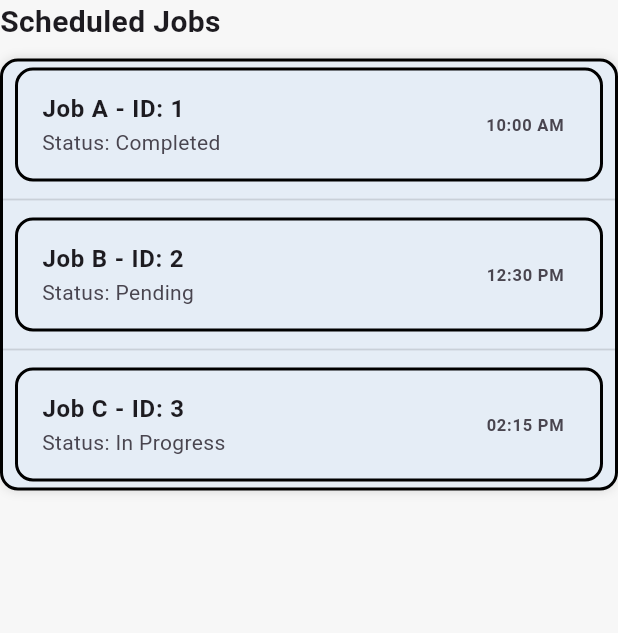
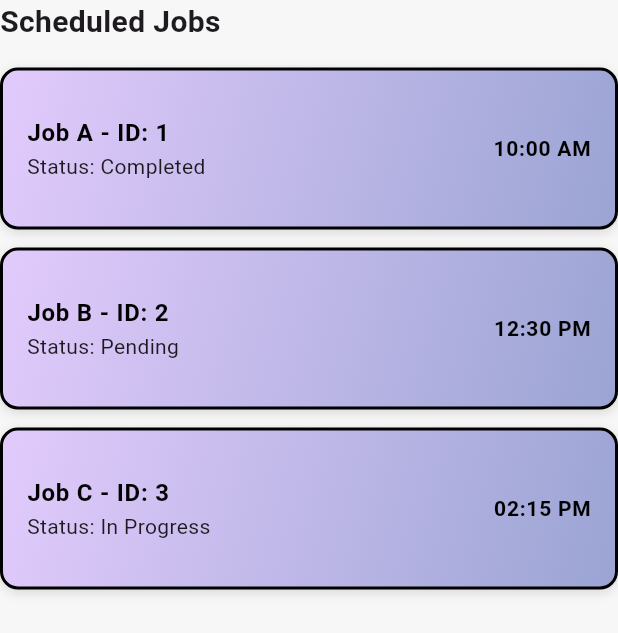
Before and after one commit to SDP-Group6/admin_dashboard, a Flutter app: the JobsSection widget shown alone on an empty page, opened directly, on a phone screen of 412 x 824 dp. Shown: the top 633 px of the screen. Run offline on Flutter 3.47's test engine with Material 3 defaults, Android fonts, the phone set to English and light mode, and no system bars.

Commit message:
Update jobs_section.dart, room_section.dart UI

```diff
--- a/web_app/lib/widgets/jobs_section.dart
+++ b/web_app/lib/widgets/jobs_section.dart
@@ -6,9 +6,8 @@ class JobsSection extends StatelessWidget {
 
   @override
   Widget build(BuildContext context) {
-    final theme = Theme.of(context); // Access theme properties
+    final theme = Theme.of(context);
 
-    // Extract border color from theme, fallback to black if not set
     final Color borderColor =
         theme.cardTheme.shape is RoundedRectangleBorder
             ? (theme.cardTheme.shape as RoundedRectangleBorder).side.color
@@ -22,59 +21,68 @@ class JobsSection extends StatelessWidget {
           style: TextStyle(fontSize: 20, fontWeight: FontWeight.bold),
         ),
         const SizedBox(height: 10),
-        Container(
-          decoration: BoxDecoration(
-            color: theme.cardTheme.color, // Use themed card background
-            borderRadius: BorderRadius.circular(12),
-            border: Border.all(
-              color: borderColor,
-              width: 2,
-            ), // Apply black border
-            boxShadow: const [BoxShadow(blurRadius: 5, color: Colors.black12)],
-          ),
-          child: Column(
+
+        Column(
           children:
               Job.sampleJobs.map((job) {
-                  return Column(
-                    children: [
-                      JobItem(job: job, borderColor: borderColor),
-                      if (job != Job.sampleJobs.last) const Divider(),
+                return _jobContainer(child: JobItem(job: job));
+              }).toList(),
+        ),
       ],
     );
-                }).toList(),
+  }
+
+  Widget _jobContainer({required Widget child}) {
+    return Container(
+      margin: const EdgeInsets.symmetric(vertical: 6),
+      padding: const EdgeInsets.all(16),
+      decoration: BoxDecoration(
+        gradient: const LinearGradient(
+          begin: Alignment.topLeft,
+          end: Alignment.bottomRight,
+          colors: [
+            Color.fromARGB(255, 226, 203, 252),
+            Color.fromARGB(255, 154, 164, 211),
+          ],
         ),
+        borderRadius: BorderRadius.circular(12),
+        border: Border.all(color: Colors.black, width: 2),
+        boxShadow: const [
+          BoxShadow(blurRadius: 5, color: Colors.black12, offset: Offset(0, 2)),
+        ],
       ),
-      ],
+      child: child,
     );
   }
 }
 
 class JobItem extends StatelessWidget {
   final Job job;
-  final Color borderColor;
 
-  const JobItem({super.key, required this.job, required this.borderColor});
+  const JobItem({super.key, required this.job});
 
   @override
   Widget build(BuildContext context) {
-    final theme = Theme.of(context); // Access theme
-
-    return Container(
-      decoration: BoxDecoration(
-        color: theme.cardTheme.color, // Use themed card background
-        borderRadius: BorderRadius.circular(12),
-        border: Border.all(color: borderColor, width: 2), // Apply black border
-      ),
-      margin: const EdgeInsets.symmetric(vertical: 4, horizontal: 8),
-      child: ListTile(
+    return ListTile(
+      contentPadding: EdgeInsets.zero,
       title: Text(
         "${job.title} - ID: ${job.id}",
-          style: const TextStyle(fontWeight: FontWeight.bold),
+        style: const TextStyle(
+          fontWeight: FontWeight.bold,
+          fontSize: 16,
+          color: Colors.black,
         ),
-        subtitle: Text("Status: ${job.status}"),
+      ),
+      subtitle: Text(
+        "Status: ${job.status}",
+        style: const TextStyle(fontSize: 14, color: Colors.black87),
+      ),
       trailing: Text(
         job.time,
-          style: const TextStyle(fontWeight: FontWeight.bold),
+        style: const TextStyle(
+          fontWeight: FontWeight.bold,
+          fontSize: 14,
+          color: Colors.black,
         ),
       ),
     );
```
Also changed, not shown: web_app/lib/widgets/room_section.dart (+72 -44 lines). Lines whose indentation alone changed are shown as unchanged.
